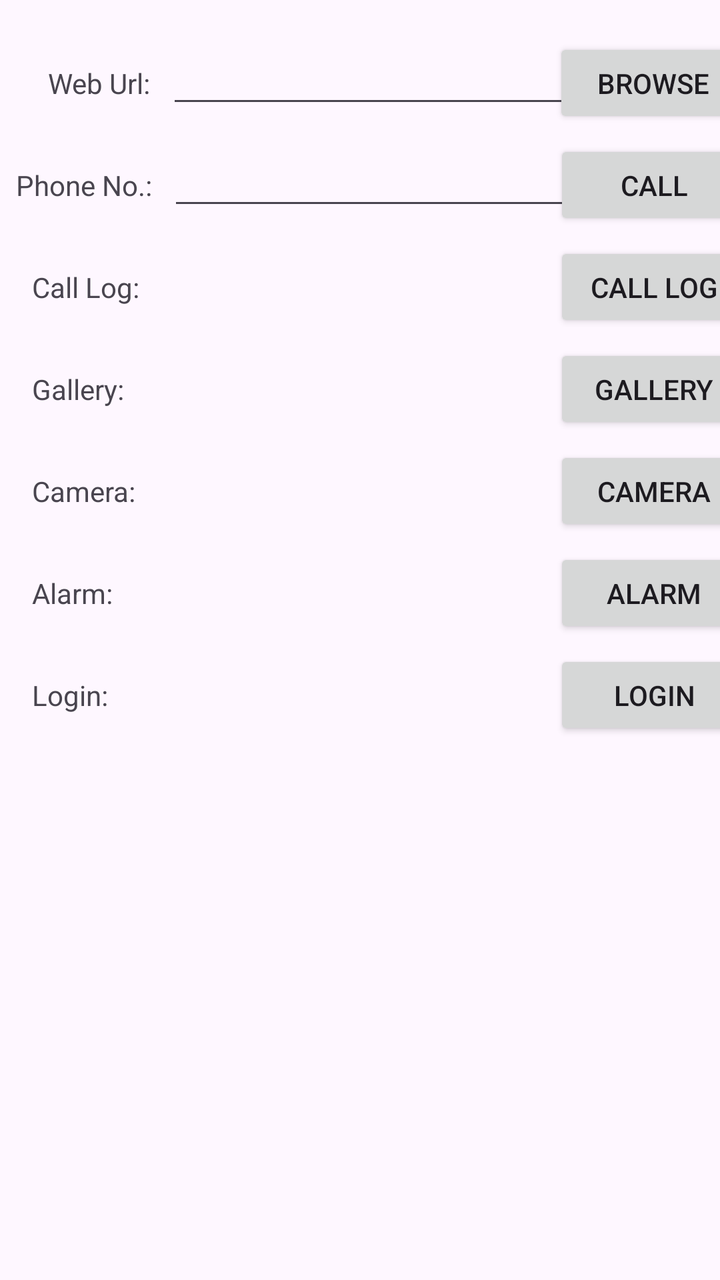
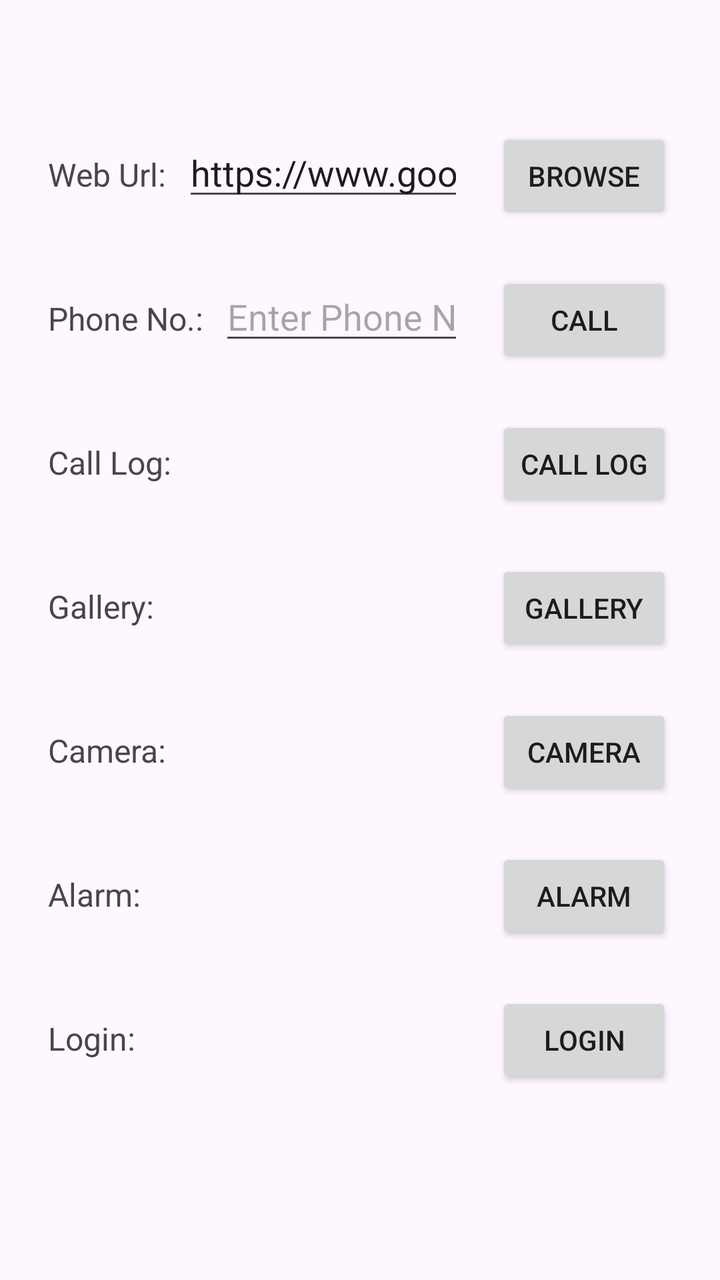

Two renders of the same Android screen: before a commit and after it. Below are the layout's source before the change and the commit's diff.
<!-- AndroidManifest.xml: application theme Theme._24012011134_madpractical3 -->
<!-- res/layout/activity_main.xml -->
<?xml version="1.0" encoding="utf-8"?>
<androidx.constraintlayout.widget.ConstraintLayout xmlns:android="http://schemas.android.com/apk/res/android"
    xmlns:app="http://schemas.android.com/apk/res-auto"
    xmlns:tools="http://schemas.android.com/tools"
    android:id="@+id/main"
    android:layout_width="match_parent"
    android:layout_height="match_parent"
    tools:context=".MainActivity">


    <TextView
        android:id="@+id/txtWebUrl"
        android:layout_width="wrap_content"
        android:layout_height="wrap_content"
        android:layout_marginStart="24dp"
        android:layout_marginTop="32dp"
        android:text="Web Url:"
        app:layout_constraintStart_toStartOf="parent"
        app:layout_constraintTop_toTopOf="parent" />

    <TextView
        android:id="@+id/textView2"
        android:layout_width="wrap_content"
        android:layout_height="wrap_content"
        android:layout_marginStart="8dp"
        android:layout_marginTop="32dp"
        android:text="Phone No.:"
        app:layout_constraintStart_toStartOf="parent"
        app:layout_constraintTop_toBottomOf="@+id/txtWebUrl" />

    <TextView
        android:id="@+id/textView3"
        android:layout_width="wrap_content"
        android:layout_height="wrap_content"
        android:layout_marginStart="16dp"
        android:layout_marginTop="32dp"
        android:text="Call Log:"
        app:layout_constraintStart_toStartOf="parent"
        app:layout_constraintTop_toBottomOf="@+id/textView2" />

    <TextView
        android:id="@+id/textView4"
        android:layout_width="wrap_content"
        android:layout_height="wrap_content"
        android:layout_marginStart="16dp"
        android:layout_marginTop="32dp"
        android:text="Gallery:"
        app:layout_constraintStart_toStartOf="parent"
        app:layout_constraintTop_toBottomOf="@+id/textView3" />

    <TextView
        android:id="@+id/textView5"
        android:layout_width="wrap_content"
        android:layout_height="wrap_content"
        android:layout_marginStart="16dp"
        android:layout_marginTop="32dp"
        android:text="Camera:"
        app:layout_constraintStart_toStartOf="parent"
        app:layout_constraintTop_toBottomOf="@+id/textView4" />

    <TextView
        android:id="@+id/textView6"
        android:layout_width="wrap_content"
        android:layout_height="wrap_content"
        android:layout_marginStart="16dp"
        android:layout_marginTop="32dp"
        android:text="Alarm:"
        app:layout_constraintStart_toStartOf="parent"
        app:layout_constraintTop_toBottomOf="@+id/textView5" />

    <TextView
        android:id="@+id/textView7"
        android:layout_width="wrap_content"
        android:layout_height="wrap_content"
        android:layout_marginStart="16dp"
        android:layout_marginTop="32dp"
        android:text="Login:"
        app:layout_constraintStart_toStartOf="parent"
        app:layout_constraintTop_toBottomOf="@+id/textView6" />

    <EditText
        android:id="@+id/editTextText2"
        android:layout_width="wrap_content"
        android:layout_height="wrap_content"
        android:layout_marginStart="8dp"
        android:ems="10"
        android:inputType="text"
        app:layout_constraintBaseline_toBaselineOf="@+id/txtWebUrl"
        app:layout_constraintStart_toEndOf="@+id/txtWebUrl" />

    <EditText
        android:id="@+id/editTextPhone"
        android:layout_width="wrap_content"
        android:layout_height="wrap_content"
        android:layout_marginStart="8dp"
        android:ems="10"
        android:inputType="phone"
        app:layout_constraintBaseline_toBaselineOf="@+id/textView2"
        app:layout_constraintStart_toEndOf="@+id/textView2" />

    <Button
        android:id="@+id/btn_browse"
        android:layout_width="100dp"
        android:layout_height="45dp"
        android:text="Browse"
        app:layout_constraintBaseline_toBaselineOf="@+id/txtWebUrl"
        app:layout_constraintEnd_toEndOf="parent"
        app:layout_constraintStart_toEndOf="@+id/editTextText2" />

    <Button
        android:id="@+id/btn_call"
        android:layout_width="100dp"
        android:layout_height="45dp"
        android:text="Call"
        app:layout_constraintBaseline_toBaselineOf="@+id/textView2"
        app:layout_constraintEnd_toEndOf="parent"
        app:layout_constraintStart_toEndOf="@+id/editTextPhone" />

    <Button
        android:id="@+id/btn_gallery"
        android:layout_width="100dp"
        android:layout_height="45dp"
        android:text="Gallery"
        app:layout_constraintBaseline_toBaselineOf="@+id/textView4"
        app:layout_constraintStart_toStartOf="@+id/btn_callLog" />

    <Button
        android:id="@+id/btn_camera"
        android:layout_width="100dp"
        android:layout_height="45dp"
        android:text="Camera"
        app:layout_constraintBaseline_toBaselineOf="@+id/textView5"
        app:layout_constraintStart_toStartOf="@+id/btn_gallery" />

    <Button
        android:id="@+id/btn_alarm"
        android:layout_width="100dp"
        android:layout_height="45dp"
        android:text="Alarm"
        app:layout_constraintBaseline_toBaselineOf="@+id/textView6"
        app:layout_constraintStart_toStartOf="@+id/btn_camera" />

    <Button
        android:id="@+id/btn_login"
        android:layout_width="100dp"
        android:layout_height="45dp"
        android:text="Login"
        app:layout_constraintBaseline_toBaselineOf="@+id/textView7"
        app:layout_constraintStart_toStartOf="@+id/btn_alarm" />

    <Button
        android:id="@+id/btn_callLog"
        android:layout_width="100dp"
        android:layout_height="45dp"
        android:text="Call Log"
        app:layout_constraintBaseline_toBaselineOf="@+id/textView3"
        app:layout_constraintStart_toStartOf="@+id/btn_call" />

</androidx.constraintlayout.widget.ConstraintLayout>
<!-- resources referenced by this layout -->
<resources>
  <style name="Theme._24012011134_madpractical3" parent="Base.Theme._24012011134_madpractical3" />
  <style name="Base.Theme._24012011134_madpractical3" parent="Theme.Material3.DayNight.NoActionBar">
          
          
      </style>
</resources>

<!-- the commit's change to res/layout/activity_main.xml (unified diff, before → after) -->
@@ -1,159 +1,165 @@
 <?xml version="1.0" encoding="utf-8"?>
-<androidx.constraintlayout.widget.ConstraintLayout xmlns:android="http://schemas.android.com/apk/res/android"
+<androidx.constraintlayout.widget.ConstraintLayout
+    xmlns:android="http://schemas.android.com/apk/res/android"
     xmlns:app="http://schemas.android.com/apk/res-auto"
     xmlns:tools="http://schemas.android.com/tools"
     android:id="@+id/main"
     android:layout_width="match_parent"
     android:layout_height="match_parent"
+    android:padding="24dp"
     tools:context=".MainActivity">
-
-
-    <TextView
-        android:id="@+id/txtWebUrl"
-        android:layout_width="wrap_content"
-        android:layout_height="wrap_content"
-        android:layout_marginStart="24dp"
-        android:layout_marginTop="32dp"
-        android:text="Web Url:"
-        app:layout_constraintStart_toStartOf="parent"
-        app:layout_constraintTop_toTopOf="parent" />
 
     <TextView
         android:id="@+id/textView2"
         android:layout_width="wrap_content"
         android:layout_height="wrap_content"
+        android:text="Web Url:"
+        android:textSize="16sp"
+        app:layout_constraintBaseline_toBaselineOf="@id/btn_browse"
+        app:layout_constraintStart_toStartOf="parent"/>
+
+    <EditText
+        android:id="@+id/editTextText"
+        android:layout_width="0dp"
+        android:layout_height="wrap_content"
         android:layout_marginStart="8dp"
-        android:layout_marginTop="32dp"
-        android:text="Phone No.:"
-        app:layout_constraintStart_toStartOf="parent"
-        app:layout_constraintTop_toBottomOf="@+id/txtWebUrl" />
+        android:layout_marginEnd="16dp"
+        android:ems="10"
+        android:hint="Enter URL"
+        android:inputType="text"
+        android:text="https://www.google.com"
+        app:layout_constraintBaseline_toBaselineOf="@id/btn_browse"
+        app:layout_constraintEnd_toStartOf="@id/btn_browse"
+        app:layout_constraintStart_toEndOf="@id/textView2"/>
+
+    <Button
+        android:id="@+id/btn_browse"
+        android:layout_width="wrap_content"
+        android:layout_height="wrap_content"
+        android:layout_marginTop="40dp"
+        android:text="Browse"
+        app:layout_constraintEnd_toEndOf="parent"
+        app:layout_constraintTop_toTopOf="parent"/>
 
     <TextView
         android:id="@+id/textView3"
         android:layout_width="wrap_content"
         android:layout_height="wrap_content"
-        android:layout_marginStart="16dp"
-        android:layout_marginTop="32dp"
-        android:text="Call Log:"
-        app:layout_constraintStart_toStartOf="parent"
-        app:layout_constraintTop_toBottomOf="@+id/textView2" />
-
-    <TextView
-        android:id="@+id/textView4"
-        android:layout_width="wrap_content"
-        android:layout_height="wrap_content"
-        android:layout_marginStart="16dp"
-        android:layout_marginTop="32dp"
-        android:text="Gallery:"
-        app:layout_constraintStart_toStartOf="parent"
-        app:layout_constraintTop_toBottomOf="@+id/textView3" />
-
-    <TextView
-        android:id="@+id/textView5"
-        android:layout_width="wrap_content"
-        android:layout_height="wrap_content"
-        android:layout_marginStart="16dp"
-        android:layout_marginTop="32dp"
-        android:text="Camera:"
-        app:layout_constraintStart_toStartOf="parent"
-        app:layout_constraintTop_toBottomOf="@+id/textView4" />
-
-    <TextView
-        android:id="@+id/textView6"
-        android:layout_width="wrap_content"
-        android:layout_height="wrap_content"
-        android:layout_marginStart="16dp"
-        android:layout_marginTop="32dp"
-        android:text="Alarm:"
-        app:layout_constraintStart_toStartOf="parent"
-        app:layout_constraintTop_toBottomOf="@+id/textView5" />
-
-    <TextView
-        android:id="@+id/textView7"
-        android:layout_width="wrap_content"
-        android:layout_height="wrap_content"
-        android:layout_marginStart="16dp"
-        android:layout_marginTop="32dp"
-        android:text="Login:"
-        app:layout_constraintStart_toStartOf="parent"
-        app:layout_constraintTop_toBottomOf="@+id/textView6" />
+        android:text="Phone No.:"
+        android:textSize="16sp"
+        app:layout_constraintBaseline_toBaselineOf="@id/btn_call"
+        app:layout_constraintStart_toStartOf="parent"/>
 
     <EditText
         android:id="@+id/editTextText2"
-        android:layout_width="wrap_content"
+        android:layout_width="0dp"
         android:layout_height="wrap_content"
         android:layout_marginStart="8dp"
+        android:layout_marginEnd="16dp"
         android:ems="10"
-        android:inputType="text"
-        app:layout_constraintBaseline_toBaselineOf="@+id/txtWebUrl"
-        app:layout_constraintStart_toEndOf="@+id/txtWebUrl" />
-
-    <EditText
-        android:id="@+id/editTextPhone"
-        android:layout_width="wrap_content"
-        android:layout_height="wrap_content"
-        android:layout_marginStart="8dp"
-        android:ems="10"
+        android:hint="Enter Phone Number"
         android:inputType="phone"
-        app:layout_constraintBaseline_toBaselineOf="@+id/textView2"
-        app:layout_constraintStart_toEndOf="@+id/textView2" />
-
-    <Button
-        android:id="@+id/btn_browse"
-        android:layout_width="100dp"
-        android:layout_height="45dp"
-        android:text="Browse"
-        app:layout_constraintBaseline_toBaselineOf="@+id/txtWebUrl"
-        app:layout_constraintEnd_toEndOf="parent"
-        app:layout_constraintStart_toEndOf="@+id/editTextText2" />
+        app:layout_constraintBaseline_toBaselineOf="@id/btn_call"
+        app:layout_constraintEnd_toStartOf="@id/btn_call"
+        app:layout_constraintStart_toEndOf="@id/textView3"/>
 
     <Button
         android:id="@+id/btn_call"
-        android:layout_width="100dp"
-        android:layout_height="45dp"
+        android:layout_width="wrap_content"
+        android:layout_height="wrap_content"
+        android:layout_marginTop="24dp"
         android:text="Call"
-        app:layout_constraintBaseline_toBaselineOf="@+id/textView2"
         app:layout_constraintEnd_toEndOf="parent"
-        app:layout_constraintStart_toEndOf="@+id/editTextPhone" />
+        app:layout_constraintTop_toBottomOf="@id/btn_browse"/>
+
+    <TextView
+        android:id="@+id/textView10"
+        android:layout_width="wrap_content"
+        android:layout_height="wrap_content"
+        android:text="Call Log:"
+        android:textSize="16sp"
+        app:layout_constraintBaseline_toBaselineOf="@id/btn_calllog"
+        app:layout_constraintStart_toStartOf="parent"/>
+
+    <Button
+        android:id="@+id/btn_calllog"
+        android:layout_width="wrap_content"
+        android:layout_height="wrap_content"
+        android:layout_marginTop="24dp"
+        android:text="Call Log"
+        app:layout_constraintEnd_toEndOf="parent"
+        app:layout_constraintTop_toBottomOf="@id/btn_call"/>
+
+    <TextView
+        android:id="@+id/textView11"
+        android:layout_width="wrap_content"
+        android:layout_height="wrap_content"
+        android:text="Gallery:"
+        android:textSize="16sp"
+        app:layout_constraintBaseline_toBaselineOf="@id/btn_gallery"
+        app:layout_constraintStart_toStartOf="parent"/>
 
     <Button
         android:id="@+id/btn_gallery"
-        android:layout_width="100dp"
-        android:layout_height="45dp"
+        android:layout_width="wrap_content"
+        android:layout_height="wrap_content"
+        android:layout_marginTop="24dp"
         android:text="Gallery"
-        app:layout_constraintBaseline_toBaselineOf="@+id/textView4"
-        app:layout_constraintStart_toStartOf="@+id/btn_callLog" />
+        app:layout_constraintEnd_toEndOf="parent"
+        app:layout_constraintTop_toBottomOf="@id/btn_calllog"/>
+
+    <TextView
+        android:id="@+id/textView12"
+        android:layout_width="wrap_content"
+        android:layout_height="wrap_content"
+        android:text="Camera:"
+        android:textSize="16sp"
+        app:layout_constraintBaseline_toBaselineOf="@id/btn_camera"
+        app:layout_constraintStart_toStartOf="parent"/>
 
     <Button
         android:id="@+id/btn_camera"
-        android:layout_width="100dp"
-        android:layout_height="45dp"
+        android:layout_width="wrap_content"
+        android:layout_height="wrap_content"
+        android:layout_marginTop="24dp"
         android:text="Camera"
-        app:layout_constraintBaseline_toBaselineOf="@+id/textView5"
-        app:layout_constraintStart_toStartOf="@+id/btn_gallery" />
+        app:layout_constraintEnd_toEndOf="parent"
+        app:layout_constraintTop_toBottomOf="@id/btn_gallery"/>
+
+    <TextView
+        android:id="@+id/textView13"
+        android:layout_width="wrap_content"
+        android:layout_height="wrap_content"
+        android:text="Alarm:"
+        android:textSize="16sp"
+        app:layout_constraintBaseline_toBaselineOf="@id/btn_alarm"
+        app:layout_constraintStart_toStartOf="parent"/>
 
     <Button
         android:id="@+id/btn_alarm"
-        android:layout_width="100dp"
-        android:layout_height="45dp"
+        android:layout_width="wrap_content"
+        android:layout_height="wrap_content"
+        android:layout_marginTop="24dp"
         android:text="Alarm"
-        app:layout_constraintBaseline_toBaselineOf="@+id/textView6"
-        app:layout_constraintStart_toStartOf="@+id/btn_camera" />
+        app:layout_constraintEnd_toEndOf="parent"
+        app:layout_constraintTop_toBottomOf="@id/btn_camera"/>
+
+    <TextView
+        android:id="@+id/textView14"
+        android:layout_width="wrap_content"
+        android:layout_height="wrap_content"
+        android:text="Login:"
+        android:textSize="16sp"
+        app:layout_constraintBaseline_toBaselineOf="@id/btn_login"
+        app:layout_constraintStart_toStartOf="parent"/>
 
     <Button
         android:id="@+id/btn_login"
-        android:layout_width="100dp"
-        android:layout_height="45dp"
+        android:layout_width="wrap_content"
+        android:layout_height="wrap_content"
+        android:layout_marginTop="24dp"
         android:text="Login"
-        app:layout_constraintBaseline_toBaselineOf="@+id/textView7"
-        app:layout_constraintStart_toStartOf="@+id/btn_alarm" />
-
-    <Button
-        android:id="@+id/btn_callLog"
-        android:layout_width="100dp"
-        android:layout_height="45dp"
-        android:text="Call Log"
-        app:layout_constraintBaseline_toBaselineOf="@+id/textView3"
-        app:layout_constraintStart_toStartOf="@+id/btn_call" />
+        app:layout_constraintEnd_toEndOf="parent"
+        app:layout_constraintTop_toBottomOf="@id/btn_alarm"/>
 
 </androidx.constraintlayout.widget.ConstraintLayout>
